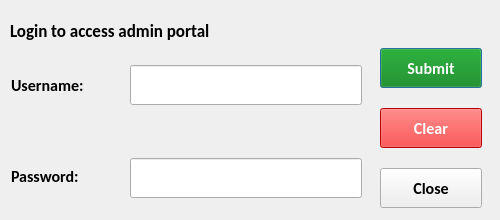
Before: the Qt Designer form UI/uifiles/pwd.ui in ayushr01/Library-Management-System, drawn with Qt 5.
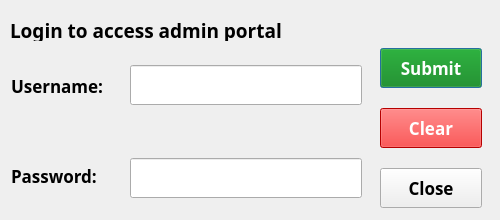
After: the same form once the commit is applied.

Commit message: Updated UI with new fonts

The edit to the form file:
```diff
--- a/UI/uifiles/pwd.ui
+++ b/UI/uifiles/pwd.ui
@@ -30,8 +30,8 @@
   </property>
   <property name="font">
    <font>
-    <family>Calibri</family>
-    <pointsize>12</pointsize>
+    <family>Trebuchet MS</family>
+    <pointsize>13</pointsize>
     <weight>75</weight>
     <bold>true</bold>
    </font>
@@ -50,8 +50,8 @@
    </property>
    <property name="font">
     <font>
-     <family>Calibri</family>
-     <pointsize>12</pointsize>
+     <family>Trebuchet MS</family>
+     <pointsize>13</pointsize>
      <weight>50</weight>
      <bold>false</bold>
     </font>
@@ -64,8 +64,8 @@
      <widget class="QLabel" name="username">
       <property name="font">
        <font>
-        <family>Calibri</family>
-        <pointsize>12</pointsize>
+        <family>Trebuchet MS</family>
+        <pointsize>13</pointsize>
         <weight>75</weight>
         <bold>true</bold>
        </font>
@@ -79,8 +79,8 @@
      <widget class="QLabel" name="password">
       <property name="font">
        <font>
-        <family>Calibri</family>
-        <pointsize>12</pointsize>
+        <family>Trebuchet MS</family>
+        <pointsize>13</pointsize>
         <weight>75</weight>
         <bold>true</bold>
        </font>
@@ -103,8 +103,8 @@
    </property>
    <property name="font">
     <font>
-     <family>Tahoma</family>
-     <pointsize>12</pointsize>
+     <family>Trebuchet MS</family>
+     <pointsize>13</pointsize>
      <weight>75</weight>
      <bold>true</bold>
     </font>
@@ -129,8 +129,8 @@
       </property>
       <property name="font">
        <font>
-        <family>Calibri</family>
-        <pointsize>12</pointsize>
+        <family>Trebuchet MS</family>
+        <pointsize>13</pointsize>
         <weight>75</weight>
         <bold>true</bold>
        </font>
@@ -154,8 +154,8 @@
       </property>
       <property name="font">
        <font>
-        <family>Calibri</family>
-        <pointsize>12</pointsize>
+        <family>Trebuchet MS</family>
+        <pointsize>13</pointsize>
         <weight>75</weight>
         <bold>true</bold>
        </font>
@@ -179,8 +179,8 @@
       </property>
       <property name="font">
        <font>
-        <family>Calibri</family>
-        <pointsize>12</pointsize>
+        <family>Trebuchet MS</family>
+        <pointsize>13</pointsize>
         <weight>75</weight>
         <bold>true</bold>
        </font>
@@ -206,8 +206,8 @@
    </property>
    <property name="font">
     <font>
-     <family>Calibri</family>
-     <pointsize>13</pointsize>
+     <family>Trebuchet MS</family>
+     <pointsize>14</pointsize>
      <weight>75</weight>
      <bold>true</bold>
      <underline>false</underline>
@@ -226,6 +226,14 @@
      <height>181</height>
     </rect>
    </property>
+   <property name="font">
+    <font>
+     <family>Trebuchet MS</family>
+     <pointsize>13</pointsize>
+     <weight>75</weight>
+     <bold>true</bold>
+    </font>
+   </property>
    <layout class="QVBoxLayout" name="passwordfield">
     <property name="spacing">
      <number>32</number>
```
Left out of the diff: 16 changed lines with no effect on the pictures. The commit also changes 19 other files.
